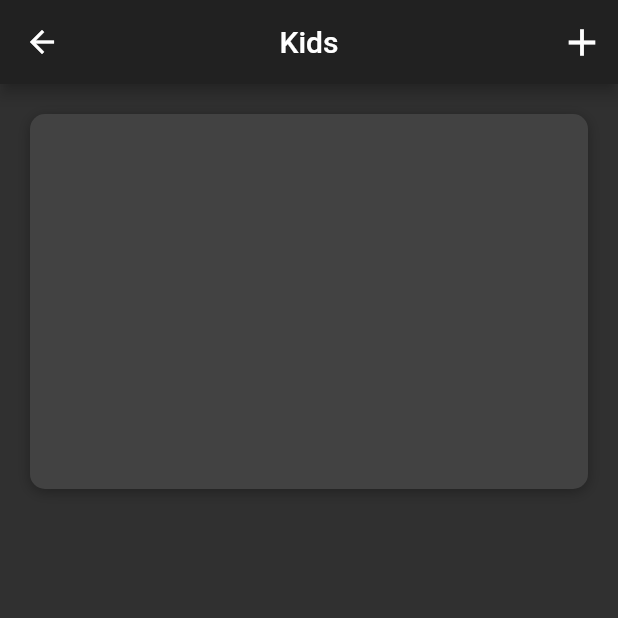
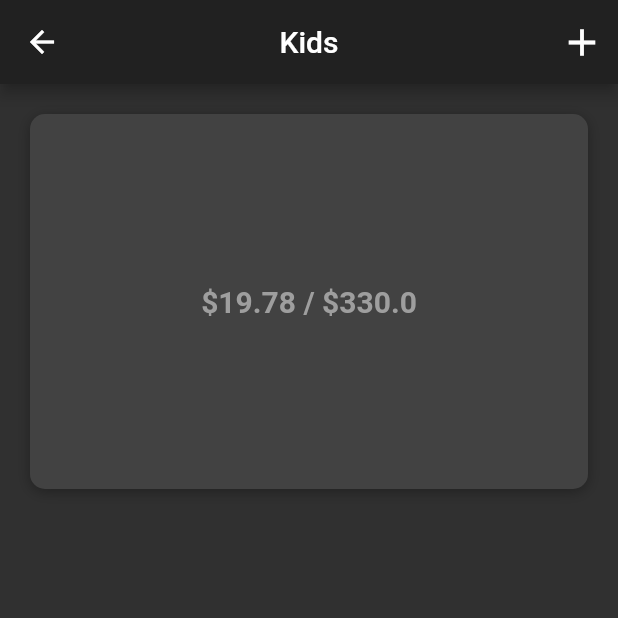
Before and after one commit to Aliiiw/WalletApp-UI, a Flutter app: the screen it shows after launch, after a tap on "Kids", on a phone screen of 412 x 824 dp, the top half of it. Run offline on Flutter 3.47's test engine with Material 2 defaults, Android fonts, the phone set to English and light mode, and no system bars.

```diff
--- a/wallet_app/lib/screens/category_screen.dart
+++ b/wallet_app/lib/screens/category_screen.dart
@@ -16,11 +16,13 @@ class _CategoryScreenState extends State<CategoryScreen> {
 
   @override
   Widget build(BuildContext context) {
+
     double total = 0;
     for(var element in widget.category.incomes){
       total += element.price;
     }
     final double leftPrice = widget.category.maxPrice - total;
+    final double percent = leftPrice / widget.category.maxPrice;
 
     return  Scaffold(
       appBar: AppBar(
@@ -51,6 +53,12 @@ class _CategoryScreenState extends State<CategoryScreen> {
                   )
                 ]
               ),
+              child: Center(
+                child: Text(
+                   '\$${leftPrice.toStringAsFixed(2)} / \$${widget.category.maxPrice}',
+                  style: const TextStyle(color: Colors.grey, fontWeight: FontWeight.w600,fontSize: 20),
+                ),
+              ),
 
             )
           ],
```
Also changed, not shown: wallet_app/lib/widgets/circular_chart.dart (added, +15 -0 lines).
